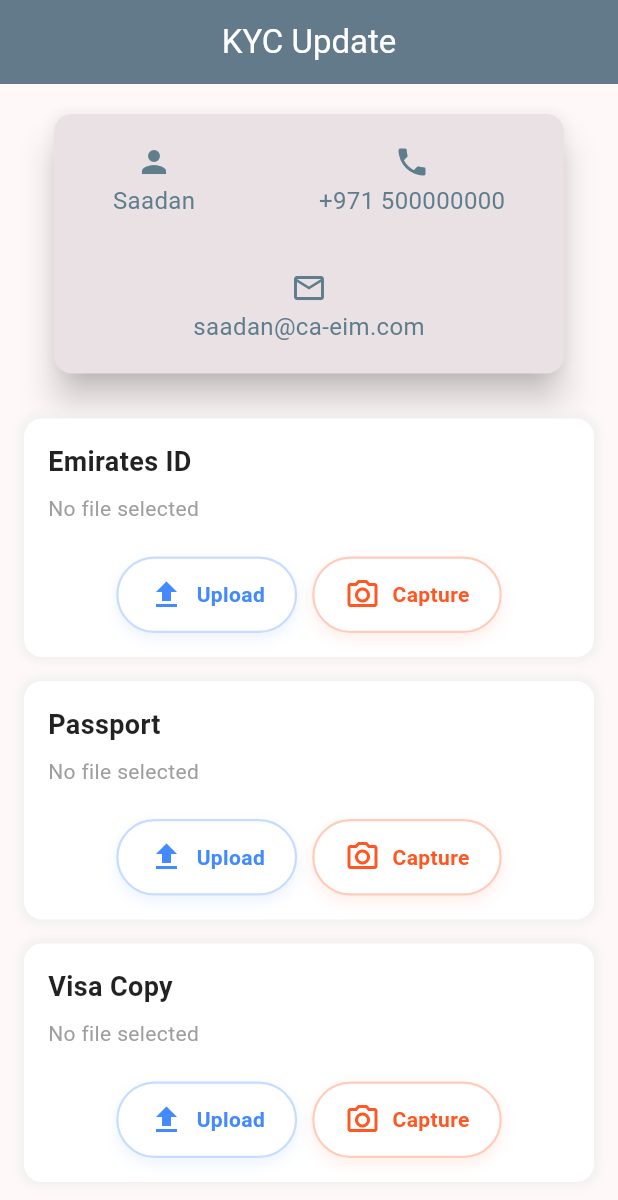
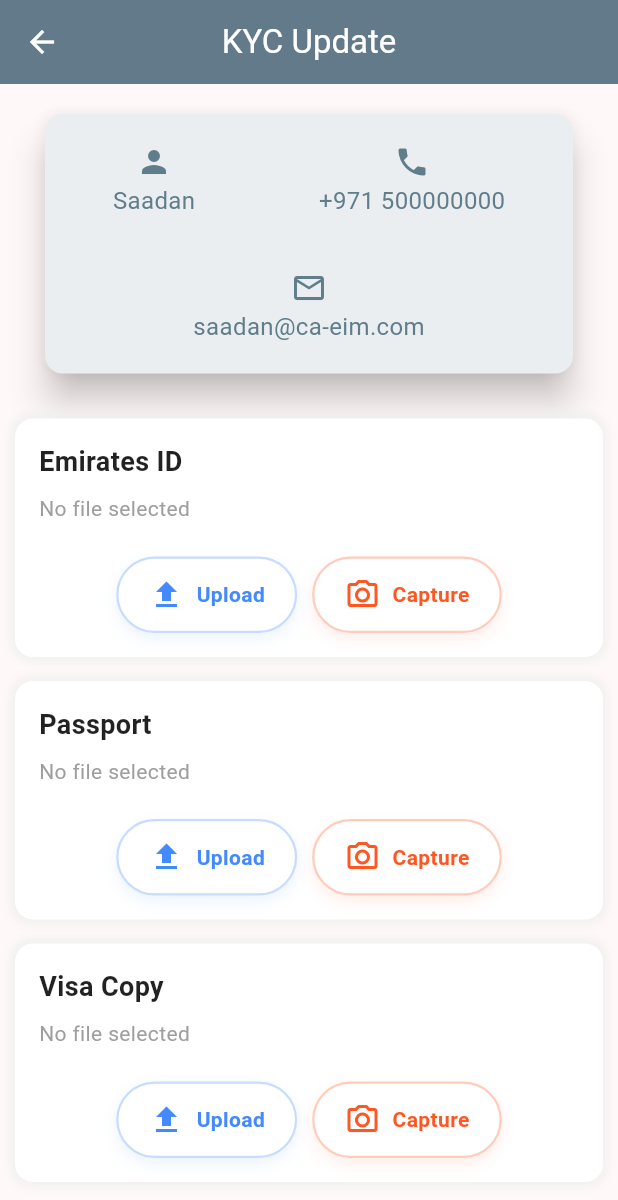
Before and after one commit to abdhmd2022/cshrealestatemobileapp-v1.0, a Flutter app: the screen it shows after launch, on a phone screen of 412 x 824 dp. Shown: the top 1200 px of the screen. Run offline on Flutter 3.47's test engine with Material 3 defaults, Android fonts, the phone set to English and light mode, and no system bars; our stand-ins replace file_picker, image_picker, multi_select_flutter, shared_preferences.

Commit message:
"Commit for real estate mobile app"

```diff
--- a/lib/KYCUpdate.dart
+++ b/lib/KYCUpdate.dart
@@ -1,3 +1,4 @@
+import 'package:cshrealestatemobile/SalesDashboard.dart';
 import 'package:flutter/material.dart';
 import 'package:file_picker/file_picker.dart';
 import 'package:image_picker/image_picker.dart';
@@ -66,14 +67,27 @@ class _DecentTenantKYCFormState extends State<DecentTenantKYCForm> {
         elevation: 1,
         backgroundColor: Colors.blueGrey,
         iconTheme: IconThemeData(color: Colors.white),
+
+        leading: GestureDetector(
+          onTap: ()
+          {
+            Navigator.pushReplacement(
+              context,
+              MaterialPageRoute(builder: (context) => SalesDashboard()),
+            );
+          },
+          child: Icon(
+            Icons.arrow_back,
+            color: Colors.white,
+          ),),
       ),
       body: SingleChildScrollView(
-        padding: const EdgeInsets.only(left:16.0,right: 16,bottom: 16),
+        padding: const EdgeInsets.only(left:10.0,right: 10,bottom: 16),
         child: Column(
           children: [
             Card
               (
-
+                color: Colors.white,
                 surfaceTintColor: Colors.blueGrey,
                 elevation: 10,
                 margin: EdgeInsets.only(left: 20,right: 20, top: 20),
```
